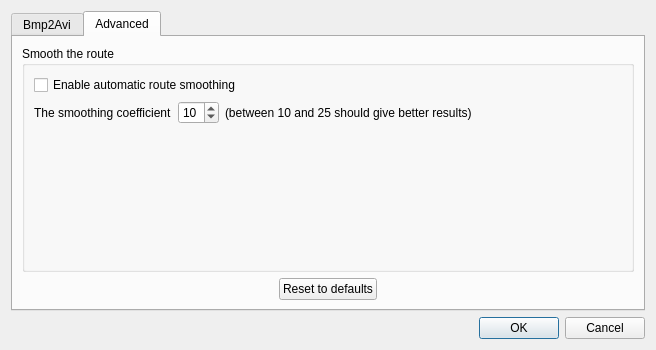
Before: the Qt Designer form src/settings.ui in michjans/routegen, drawn with Qt 5.
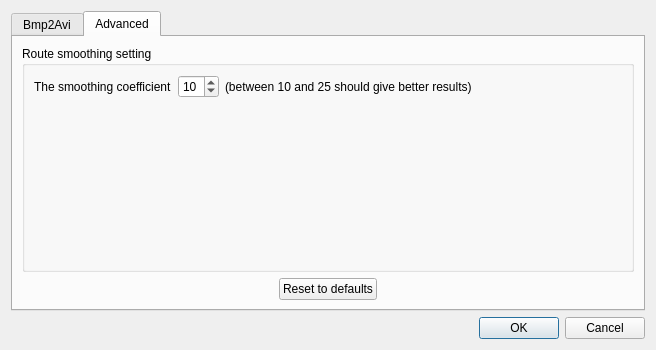
After: the same form once the commit is applied. The open tabs and pages were chosen to show the change.

Commit message: Move smoothPath checkbox to main UI

Patch:
```diff
--- a/src/settings.ui
+++ b/src/settings.ui
@@ -160,30 +160,56 @@
        <string>Change advanced settings</string>
       </attribute>
       <layout class="QGridLayout">
+       <item row="1" column="0">
+        <spacer>
+         <property name="orientation">
+          <enum>Qt::Horizontal</enum>
+         </property>
+         <property name="sizeHint" stdset="0">
+          <size>
+           <width>40</width>
+           <height>20</height>
+          </size>
+         </property>
+        </spacer>
+       </item>
+       <item row="1" column="1">
+        <widget class="QPushButton" name="mResetDefaultsPB">
+         <property name="toolTip">
+          <string>Reset to original settings</string>
+         </property>
+         <property name="text">
+          <string>Reset to defaults</string>
+         </property>
+        </widget>
+       </item>
+       <item row="1" column="2">
+        <spacer>
+         <property name="orientation">
+          <enum>Qt::Horizontal</enum>
+         </property>
+         <property name="sizeHint" stdset="0">
+          <size>
+           <width>40</width>
+           <height>20</height>
+          </size>
+         </property>
+        </spacer>
+       </item>
        <item row="0" column="0" colspan="3">
         <widget class="QGroupBox" name="groupBox">
          <property name="title">
-          <string>Smooth the route</string>
+          <string>Route smoothing setting</string>
          </property>
          <layout class="QGridLayout">
-          <item row="0" column="0" colspan="4">
-           <widget class="QCheckBox" name="mSmoothPathModeCB">
-            <property name="toolTip">
-             <string/>
-            </property>
-            <property name="text">
-             <string>Enable automatic route smoothing</string>
-            </property>
-           </widget>
-          </item>
-          <item row="1" column="0">
+          <item row="0" column="0">
            <widget class="QLabel" name="label_10">
             <property name="text">
              <string>The smoothing coefficient</string>
             </property>
            </widget>
           </item>
-          <item row="1" column="1">
+          <item row="0" column="1">
            <widget class="QSpinBox" name="mSmoothLengthSB">
             <property name="minimum">
              <number>2</number>
@@ -193,14 +219,14 @@
             </property>
            </widget>
           </item>
-          <item row="1" column="2">
+          <item row="0" column="2">
            <widget class="QLabel" name="label_11">
             <property name="text">
              <string>(between 10 and 25 should give better results)</string>
             </property>
            </widget>
           </item>
-          <item row="1" column="3">
+          <item row="0" column="3">
            <spacer>
             <property name="orientation">
              <enum>Qt::Horizontal</enum>
@@ -213,7 +239,7 @@
             </property>
            </spacer>
           </item>
-          <item row="2" column="1">
+          <item row="1" column="1">
            <spacer name="verticalSpacer">
             <property name="orientation">
              <enum>Qt::Vertical</enum>
@@ -229,42 +255,6 @@
          </layout>
         </widget>
        </item>
-       <item row="1" column="0">
-        <spacer>
-         <property name="orientation">
-          <enum>Qt::Horizontal</enum>
-         </property>
-         <property name="sizeHint" stdset="0">
-          <size>
-           <width>40</width>
-           <height>20</height>
-          </size>
-         </property>
-        </spacer>
-       </item>
-       <item row="1" column="1">
-        <widget class="QPushButton" name="mResetDefaultsPB">
-         <property name="toolTip">
-          <string>Reset to original settings</string>
-         </property>
-         <property name="text">
-          <string>Reset to defaults</string>
-         </property>
-        </widget>
-       </item>
-       <item row="1" column="2">
-        <spacer>
-         <property name="orientation">
-          <enum>Qt::Horizontal</enum>
-         </property>
-         <property name="sizeHint" stdset="0">
-          <size>
-           <width>40</width>
-           <height>20</height>
-          </size>
-         </property>
-        </spacer>
-       </item>
       </layout>
      </widget>
     </widget>
```
The commit also changes 5 other files.
